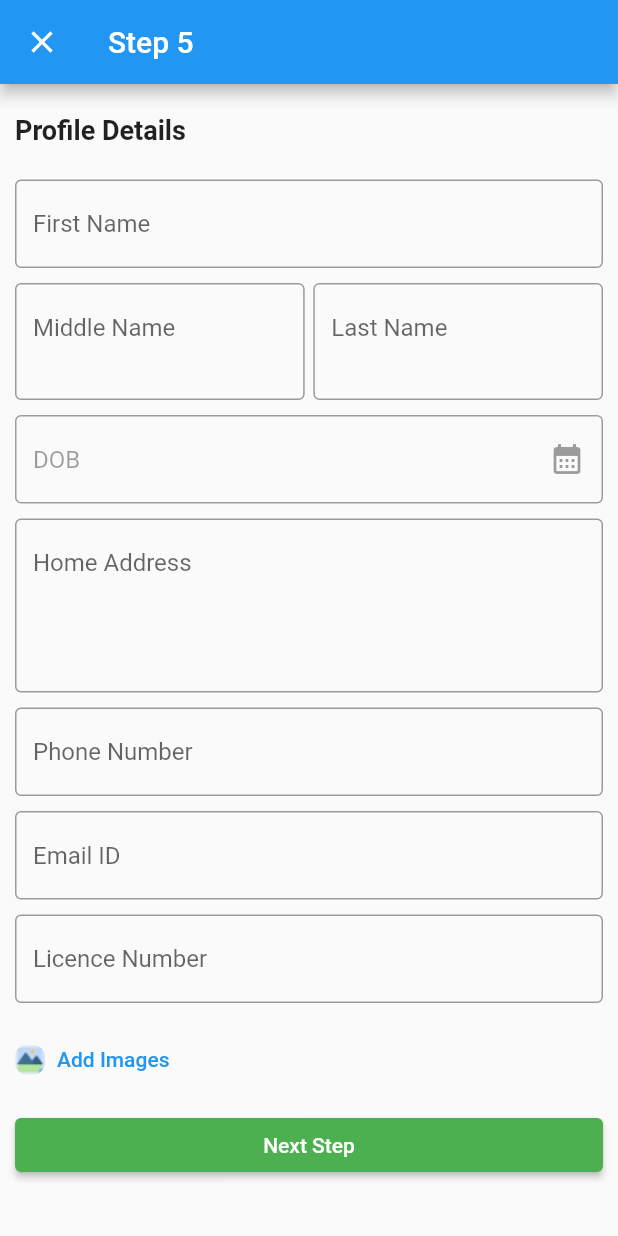
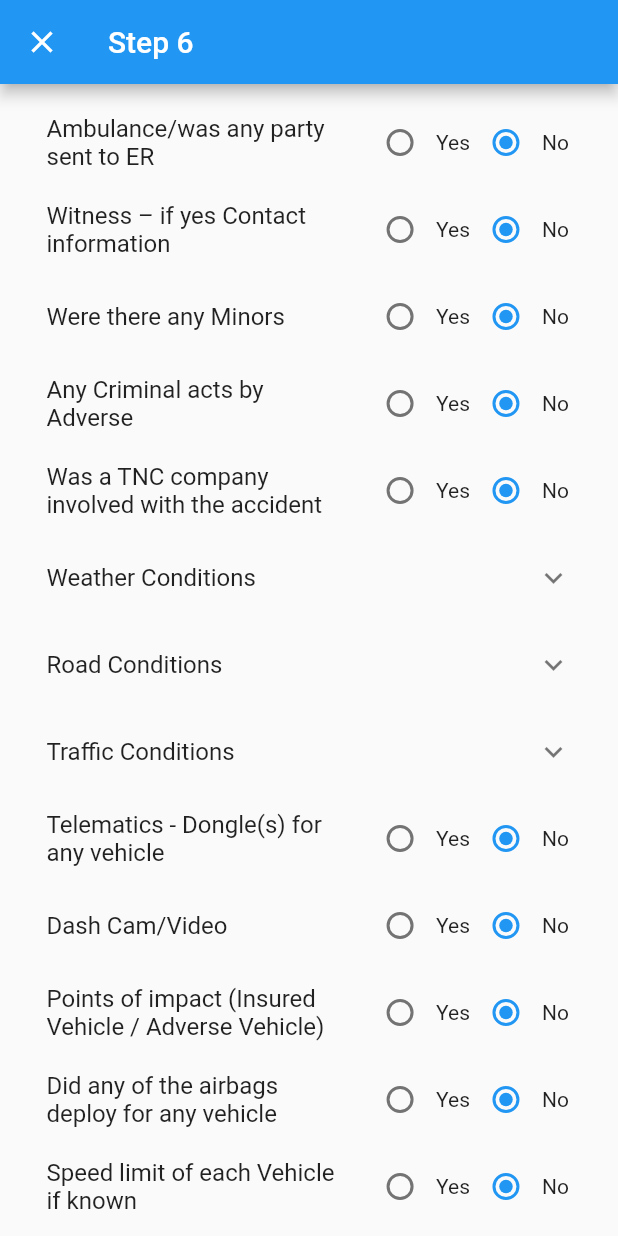
Before and after one commit to agiratech-raghul/incident-reporting, a Flutter app: the ProfileScreen screen opened by its route, after a tap on "Next Step", on a phone screen of 412 x 824 dp. Run offline on Flutter 3.47's test engine with Material 2 defaults, Android fonts, the phone set to English and light mode, and no system bars; our stand-ins replace connectivity_plus, flutter_secure_storage, hooks_riverpod, rxdart, shared_preferences; accounts and stored records are empty; network calls fail.

Commit message:
added other critical information page

```diff
--- /dev/null
+++ b/lib/src/features/folw_Screens/other_details.dart
@@ -0,0 +1,296 @@
+import 'package:flutter/material.dart';
+import 'package:incident_reporting/src/features/folw_Screens/widget/commonOptionsContainers.dart';
+import 'package:incident_reporting/src/features/folw_Screens/widget/common_yes_or_no.dart';
+
+class OtherInfoScreen extends StatefulWidget {
+  const OtherInfoScreen({super.key});
+
+  @override
+  State<OtherInfoScreen> createState() => _OtherInfoScreenState();
+}
+
+class _OtherInfoScreenState extends State<OtherInfoScreen> {
+
+
+  String dropDownValue = 'Ola';
+
+  var items = [
+    'Ola',
+    'Uber',
+    'Rapido',
+    'Lyft',
+    'Grab Cabs',
+    'Others'
+  ];
+  @override
+  Widget build(BuildContext context) {
+    return Scaffold(
+      appBar: AppBar(
+        title: const Text("Step 6"),
+        leading: IconButton(
+            icon: const Icon(Icons.close),
+            onPressed: () {
+              Navigator.pop(context);
+            }),
+      ),
+      body: SingleChildScrollView(
+        child: Padding(
+          padding: const EdgeInsets.symmetric(vertical: 10,horizontal: 15),
+          child: Column(
+            children: [
+              const ExpansionTile(
+                title: Text("Ambulance/was any party sent to ER"),trailing: SizedBox(
+                width: 140,
+                child: CommonYesOrNo(),
+              ),
+                childrenPadding: EdgeInsets.all(10),
+                children: [
+                  TextField(
+                    decoration: InputDecoration(
+                        label: Text("List names if Possible")
+                    ),
+                  ),
+                ],
+              ),
+              const ExpansionTile(
+                title: Text("Witness – if yes Contact information"),trailing: SizedBox(
+                width: 140,
+                child: CommonYesOrNo(),
+              ),
+                childrenPadding: EdgeInsets.all(10),
+                children: [
+                  TextField(
+                    decoration: InputDecoration(
+                        label: Text("List Names if Possible")
+                    ),
+                  ),
+                ],
+              ),
+              const ExpansionTile(
+                title: Text("Were there any Minors"),trailing: SizedBox(
+                width: 140,
+                child: CommonYesOrNo(),
+              ),
+                childrenPadding: EdgeInsets.all(10),
+                children: [
+                  TextField(
+                    decoration: InputDecoration(
+                        label: Text("List Names and Age if possible")
+                    ),
+                  ),
+                ],
+              ),
+              const ExpansionTile(
+                title: Text("Any Criminal acts by Adverse"),trailing: SizedBox(
+                width: 140,
+                child: CommonYesOrNo(),
+              ),
+                childrenPadding: EdgeInsets.all(10),
+                children: [
+                  TextField(
+                    decoration: InputDecoration(
+                        label: Text("Enter a Brief Information about it")
+                    ),
+                  ),
+                ],
+              ),
+              ExpansionTile(
+                title: const Text("Was a TNC company involved with the accident"),trailing: const SizedBox(
+                width: 140,
+                child: CommonYesOrNo(),
+              ),
+                childrenPadding: const EdgeInsets.all(10),
+                children: [
+                  Row(
+                    children: [
+                      Align(
+                        alignment: Alignment.topLeft,
+                        child: DropdownButton(
+                          value: dropDownValue,
+                          icon: const Icon(Icons.keyboard_arrow_down),
+                          items: items.map((String items) {
+                            return DropdownMenuItem(
+                              value: items,
+                              child: Text(items),
+                            );
+                          }).toList(),
+                          onChanged: (String? newValue) {
+                            setState(() {
+                              dropDownValue = newValue!;
+                            });
+                          },
+                        ),
+                      ),
+                      if(dropDownValue == "Others")const Expanded(child: TextField())
+                    ],
+                  ),
+                ],
+              ),
+              const ExpansionTile(
+                title: Text("Weather Conditions"),
+                childrenPadding: EdgeInsets.all(10),
+                children: [
+                  CommonOptionsContainers(
+                    option1: "☀️",
+                    optionName1: "Sunny",
+                    option2: "🌧️",
+                    optionName2: "Rainy",
+                    option3: "❄️",
+                    optionName3: "Snow",
+                  )
+                ],
+              ),
+              const ExpansionTile(
+                title: Text("Road Conditions"),
+                childrenPadding: EdgeInsets.all(10),
+                children: [
+                  CommonOptionsContainers(
+                    option1: "🛣️",
+                    optionName1: "Normal Road",
+                    option2: "⛐",
+                    optionName2: "Slippery Road",
+                    option3: "🚧",
+                    optionName3: "Construction",
+                    option4: "🕳️",
+                    optionName4: "Pot hole",
+                  )
+                ],
+              ),
+              const ExpansionTile(
+                title: Text("Traffic Conditions"),
+                childrenPadding: EdgeInsets.all(10),
+                children: [
+                  CommonOptionsContainers(
+                    option1: "🛑",
+                    optionName1: "Stop Sign",
+                    option2: "🏮",
+                    optionName2: "Red Light",
+                    option3: "⛙",
+                    optionName3: "Merge",
+                    option4: "🚷",
+                    optionName4: "Stop Sign",
+                  )
+                ],
+              ),
+              const ExpansionTile(
+                title: Text("Telematics - Dongle(s) for any vehicle"),trailing: SizedBox(
+                width: 140,
+                child: CommonYesOrNo(),
+              ),
+                childrenPadding: EdgeInsets.all(10),
+                children: [
+                  TextField(
+                    decoration: InputDecoration(
+                        label: Text("List Names if Possible")
+                    ),
+                  ),
+                ],
+              ),
+              const ExpansionTile(
+                title: Text("Dash Cam/Video"),trailing: SizedBox(
+                width: 140,
+                child: CommonYesOrNo(),
+              ),
+                childrenPadding: EdgeInsets.all(10),
+                children: [
+                  TextField(
+                    enabled:false,
+                    decoration: InputDecoration(
+                        label: Text("Please Attach If available")
+                    ),
+                  ),
+                ],
+              ),
+              const ExpansionTile(
+                title: Text("Points of impact (Insured Vehicle / Adverse Vehicle)"),trailing: SizedBox(
+                width: 140,
+                child: CommonYesOrNo(),
+              ),
+                childrenPadding: EdgeInsets.all(10),
+                children: [
+                  TextField(
+                    decoration: InputDecoration(
+                        label: Text("List Names if Possible")
+                    ),
+                  ),
+                ],
+              ),
+              const ExpansionTile(
+                title: Text("Did any of the airbags deploy for any vehicle"),trailing: SizedBox(
+                width: 140,
+                child: CommonYesOrNo(),
+              ),
+                childrenPadding: EdgeInsets.all(10),
+                children: [
+                  TextField(
+                    decoration: InputDecoration(
+                        label: Text("List Names if Possible")
+                    ),
+                  ),
+                ],
+              ),
+              const ExpansionTile(
+                title: Text("Speed limit of each Vehicle if known"),trailing: SizedBox(
+                width: 140,
+                child: CommonYesOrNo(),
+              ),
+                childrenPadding: EdgeInsets.all(10),
+                children: [
+                  TextField(
+                    decoration: InputDecoration(
+                        label: Text("List Names if Possible")
+                    ),
+                  ),
+                ],
+              ),
+              const ExpansionTile(
+                title: Text("Was any vehicle in the accident stolen"),trailing: SizedBox(
+                width: 140,
+                child: CommonYesOrNo(),
+              ),
+                childrenPadding: EdgeInsets.all(10),
+                children: [
+                  TextField(
+                    decoration: InputDecoration(
+                        label: Text("List Names if Possible")
+                    ),
+                  ),
+                ],
+              ),
+              const ExpansionTile(
+                title: Text("Mechanical Failure of any vehicle in the accident"),trailing: SizedBox(
+                width: 140,
+                child: CommonYesOrNo(),
+              ),
+                childrenPadding: EdgeInsets.all(10),
+                children: [
+                  TextField(
+                    decoration: InputDecoration(
+                        label: Text("List Names if Possible")
+                    ),
+                  ),
+                ],
+              ),
+              const ExpansionTile(
+                title: Text("Was any vehicle in the accident towed"),trailing: SizedBox(
+                width: 140,
+                child: CommonYesOrNo(),
+              ),
+                childrenPadding: EdgeInsets.all(10),
+                children: [
+                  TextField(
+                    decoration: InputDecoration(
+                        label: Text("List Names if Possible")
+                    ),
+                  ),
+                ],
+              ),
+            ],
+          ),
+        ),
+      ),
+    );
+  }
+
+
+}
--- a/lib/src/features/folw_Screens/profile_screen.dart
+++ b/lib/src/features/folw_Screens/profile_screen.dart
@@ -154,7 +154,7 @@ class _ProfileScreenState extends State<ProfileScreen> {
                       style:
                       ElevatedButton.styleFrom(backgroundColor: Colors.green),
                       onPressed: () {
-                          // Navigator.pushNamed(context, RouteConstants.profileScreen);
+                          Navigator.pushNamed(context, RouteConstants.otherInfoScreen);
                       },
                       child: const Text("Next Step")))
             ],
--- a/lib/src/routing/route_constants.dart
+++ b/lib/src/routing/route_constants.dart
@@ -6,6 +6,6 @@ class RouteConstants {
   static const String secondScreen = '/secondScreen';
   static const String newSecondScreen = '/newSecondScreen';
   static const String profileScreen= '/profileScreen';
-
+  static const String otherInfoScreen= '/otherInfoScreen';
 
 }
--- a/lib/src/routing/routes.dart
+++ b/lib/src/routing/routes.dart
@@ -1,5 +1,6 @@
 import 'package:incident_reporting/src/features/folw_Screens/initial_screen.dart';
 import 'package:incident_reporting/src/features/folw_Screens/new_second_screen.dart';
+import 'package:incident_reporting/src/features/folw_Screens/other_details.dart';
 import 'package:incident_reporting/src/features/folw_Screens/profile_screen.dart';
 import 'package:incident_reporting/src/features/folw_Screens/seccond_screen.dart';
 import 'package:incident_reporting/src/features/home_screen.dart';
@@ -8,7 +9,6 @@ import '../../src/routing/route_constants.dart';
 import 'package:flutter/material.dart';
 
 import '../features/splash/screen/splash_screen.dart';
-import 'package:incident_reporting/src/features/folw_Screens/seccond_screen.dart';
 
 
 class RouteManager {
@@ -40,6 +40,10 @@ class RouteManager {
         return MaterialPageRoute(
             settings: const RouteSettings(name: RouteConstants.initialScreen),
             builder: (context) => const ProfileScreen());
+      case RouteConstants.otherInfoScreen:
+        return MaterialPageRoute(
+            settings: const RouteSettings(name: RouteConstants.initialScreen),
+            builder: (context) => const OtherInfoScreen());
       default:
         return MaterialPageRoute(
             settings: const RouteSettings(name: RouteConstants.splashScreen),
```
Also changed, not shown: lib/src/features/folw_Screens/widget/commonOptionsContainers.dart (added, +151 -0 lines).
